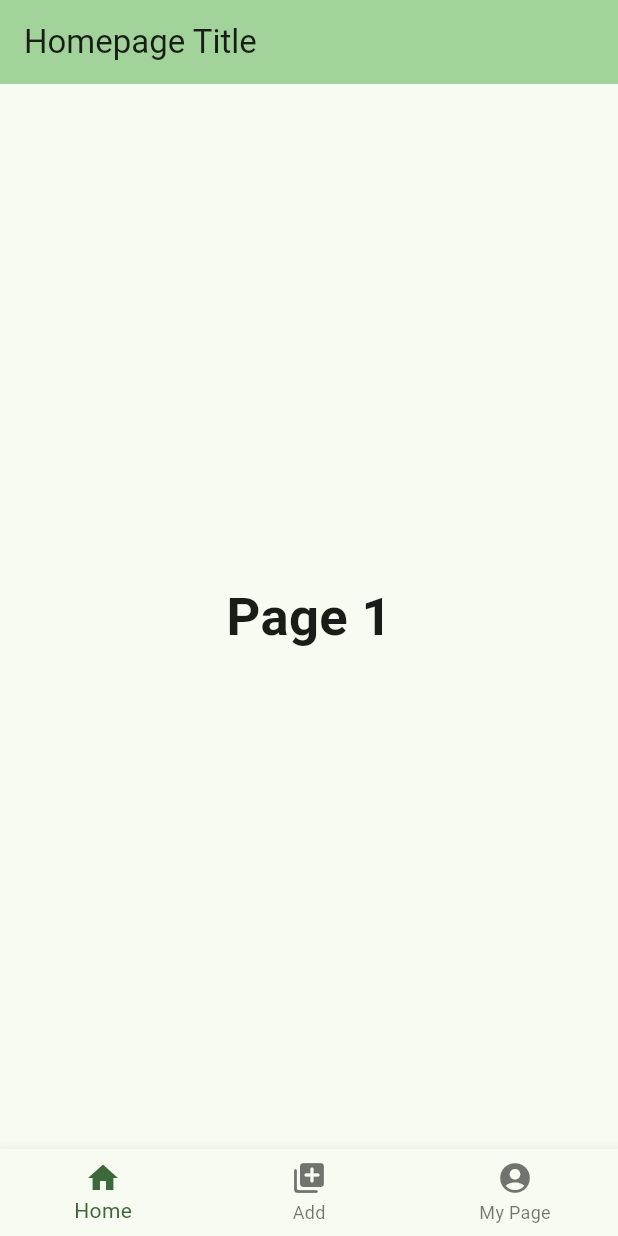
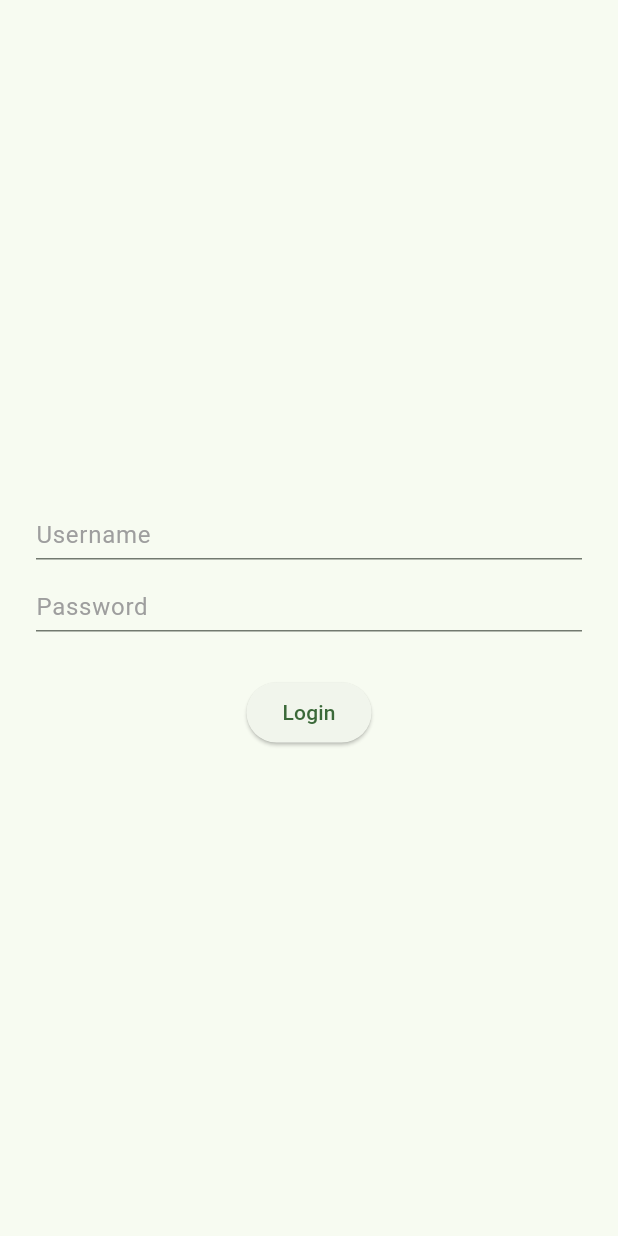
Before and after one commit to shyukahn/madcamp_week2_front, a Flutter app: the screen it shows after launch, on a phone screen of 412 x 824 dp. Run offline on Flutter 3.47's test engine with Material 3 defaults, Android fonts, the phone set to English and light mode, and no system bars.

Commit message:
feat: added app login

```diff
--- a/lib/main.dart
+++ b/lib/main.dart
@@ -1,5 +1,6 @@
 import 'package:flutter/material.dart';
 import 'package:serverapp/pages/homepage.dart';
+import 'package:serverapp/pages/login_page.dart';
 
 void main() {
   runApp(const MyApp());
@@ -17,7 +18,7 @@ class MyApp extends StatelessWidget {
         colorScheme: ColorScheme.fromSeed(seedColor: Colors.green),
         useMaterial3: true,
       ),
-      home: const Homepage(title: 'Homepage Title',),
+      home: LoginPage(),
     );
   }
 }
--- /dev/null
+++ b/lib/pages/login_page.dart
@@ -0,0 +1,63 @@
+import 'package:flutter/material.dart';
+import 'package:serverapp/pages/HomePage.dart';
+
+class LoginPage extends StatelessWidget {
+  LoginPage({super.key});
+
+  final _usernameController = TextEditingController();
+  final _passwordController = TextEditingController();
+
+  void _login(BuildContext context) {
+    // TODO: validate input with login server
+    if (_usernameController.text == 'admin' && _passwordController.text == 'admin') {
+      Navigator.of(context).pushReplacement(
+        MaterialPageRoute(builder: (context) => const Homepage(title: 'Homepage Title'))
+      );
+    } else {
+      // Show error message
+      ScaffoldMessenger.of(context).showSnackBar(
+        const SnackBar(content: Text('Invalid username or password'))
+      );
+    }
+  }
+
+  @override
+  Widget build(BuildContext context) {
+    return Scaffold(
+      body: Padding(
+        padding: const EdgeInsets.all(24.0),
+        child: Column(
+          mainAxisAlignment: MainAxisAlignment.center,
+          children: <Widget>[
+            TextField(
+              controller: _usernameController,
+              decoration: const InputDecoration(
+                hintText: 'Username',
+                hintStyle: TextStyle(
+                  color: Colors.grey,
+                )
+              ),
+              textAlignVertical: TextAlignVertical.bottom,
+            ),
+            TextField(
+              controller: _passwordController,
+              obscureText: true,
+              decoration: const InputDecoration(
+                hintText: 'Password',
+                hintStyle: TextStyle(
+                  color: Colors.grey,
+                ),
+              ),
+              textAlignVertical: TextAlignVertical.bottom,
+            ),
+            const SizedBox(height: 30),
+            ElevatedButton(
+                onPressed: () => _login(context),
+                child: const Text('Login')
+            ),
+          ],
+        ),
+      ),
+    );
+  }
+}
```
